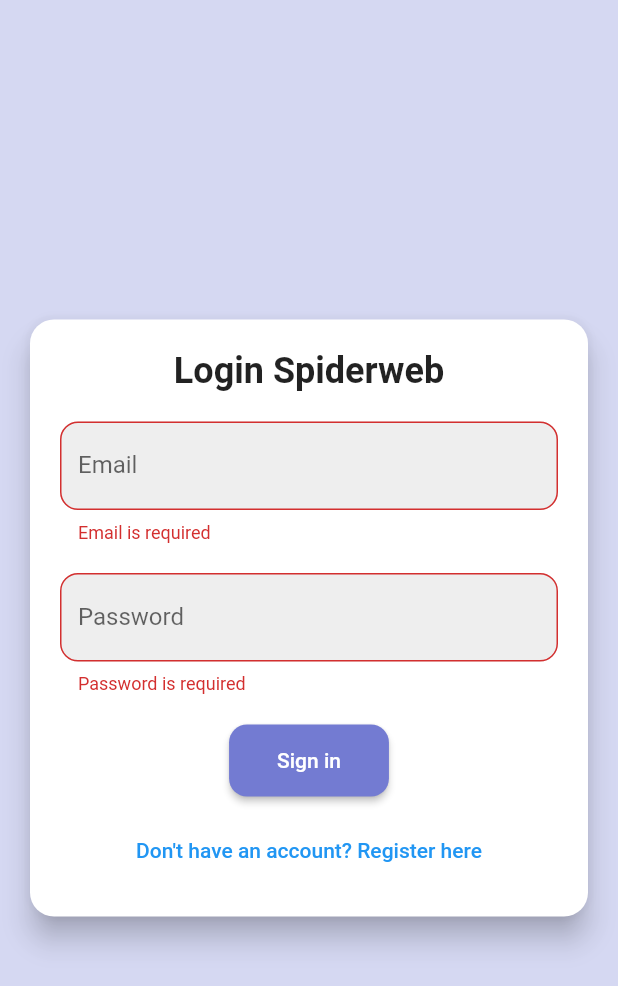
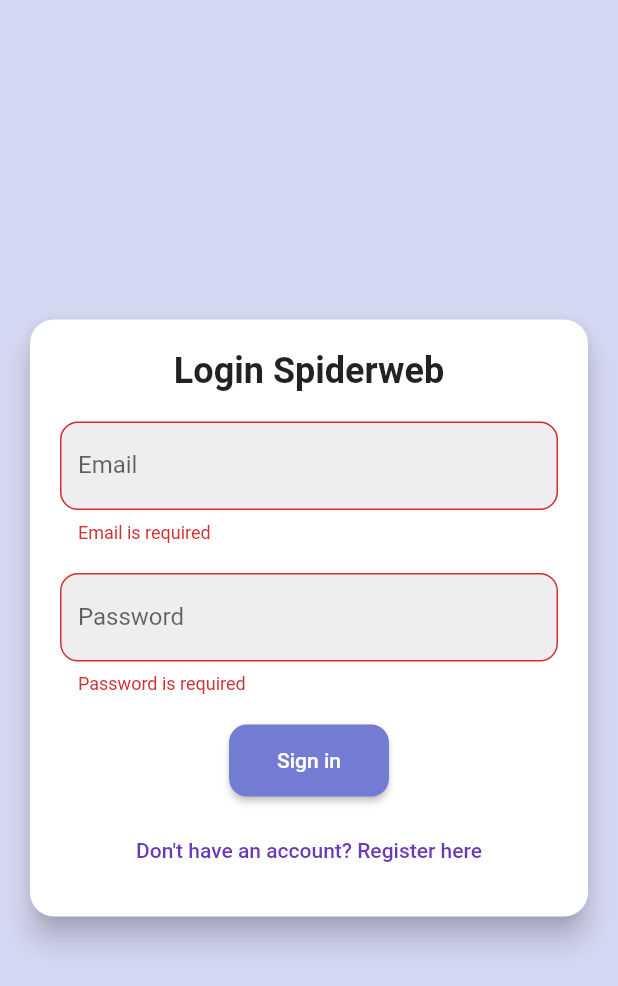
Before and after one commit to shankar64bit/spiderwebforecast, a Flutter app: the screen it shows after launch, after a tap on "Sign in", on a phone screen of 412 x 824 dp. Shown: the top 986 px of the screen. Run offline on Flutter 3.47's test engine with Material 2 defaults, Android fonts, the light colour scheme and no system bars; our stand-ins replace cloud_firestore, file_picker, firebase_auth, firebase_core, font_awesome_flutter, geolocator and 2 more; missing offline and left inert: excel; accounts and stored records are empty.

Commit message:
final commit of first prototype

```diff
--- a/lib/main.dart
+++ b/lib/main.dart
@@ -27,7 +27,7 @@ class MyApp extends StatelessWidget {
         debugShowCheckedModeBanner: false,
         title: 'Spiderwebforecast App',
         theme: ThemeData(
-          primarySwatch: Colors.blue,
+          primarySwatch: Colors.deepPurple,
           visualDensity: VisualDensity.adaptivePlatformDensity,
         ),
         home: AuthWrapper(),
--- a/lib/screens/login_screen.dart
+++ b/lib/screens/login_screen.dart
@@ -25,14 +25,16 @@ class _LoginScreenState extends State<LoginScreen> {
       try {
         final authService = Provider.of<AuthService>(context, listen: false);
         await authService.signIn(_email, _password);
-        // If successful, the AuthWrapper in main.dart will handle navigation
       } catch (e) {
-        UIHelpers.showSnackBar(context, 'Login failed: ${e.toString()}',
+        String errorMessage = e.toString(); // Customize based on error type
+        UIHelpers.showSnackBar(context, 'Login failed: $errorMessage',
             isError: true);
       } finally {
-        setState(() {
-          _isLoading = false;
-        });
+        if (mounted) {
+          setState(() {
+            _isLoading = false;
+          });
+        }
       }
     }
   }
@@ -47,9 +49,9 @@ class _LoginScreenState extends State<LoginScreen> {
           child: Form(
             key: _formKey,
             child: Card(
-              elevation: 8, // Shadow effect
+              elevation: 8,
               shape: RoundedRectangleBorder(
-                borderRadius: BorderRadius.circular(16), // Rounded corners
+                borderRadius: BorderRadius.circular(16),
               ),
               child: Padding(
                 padding: const EdgeInsets.all(20.0),
@@ -98,17 +100,17 @@ class _LoginScreenState extends State<LoginScreen> {
                             style: ElevatedButton.styleFrom(
                               backgroundColor:
                                   const Color.fromARGB(255, 115, 123, 210),
-
                               padding: EdgeInsets.symmetric(
-                                  vertical: 16,
-                                  horizontal: 32), // Adjust padding values
+                                  vertical: 16, horizontal: 32),
                               shape: RoundedRectangleBorder(
                                 borderRadius: BorderRadius.circular(12),
                               ),
                             ),
                             child: Text('Sign in',
                                 style: TextStyle(color: Colors.white)),
-                            onPressed: _signIn,
+                            onPressed: _isLoading
+                                ? null
+                                : _signIn, // Disable when loading
                           ),
                     SizedBox(height: 12),
                     TextButton(
```
Also changed, not shown: lib/user/user_dashboard_screen.dart (+17 -3 lines).
